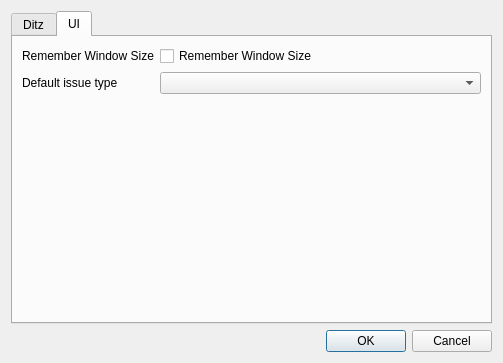
Above: ui/settings_dialog.ui from markussilvan/dit before the change. Below: the same form after it.
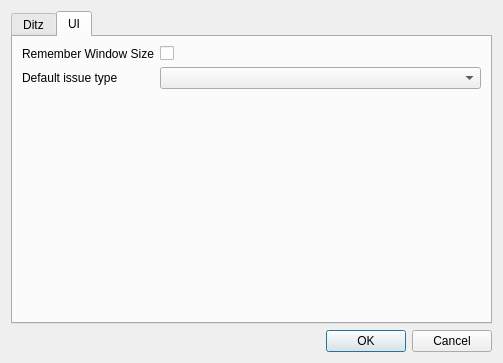
That is the form after the change. The open tabs and pages were chosen to show the change. Icons and pictures are not drawn.

What changed in the file:
```diff
--- a/ui/settings_dialog.ui
+++ b/ui/settings_dialog.ui
@@ -75,7 +75,7 @@
        <item row="0" column="1">
         <widget class="QCheckBox" name="checkBoxRememberWindowSize">
          <property name="text">
-          <string>Remember Window Size</string>
+          <string/>
          </property>
         </widget>
        </item>
```
Left out of the diff: 3 changed lines with no effect on the pictures.
